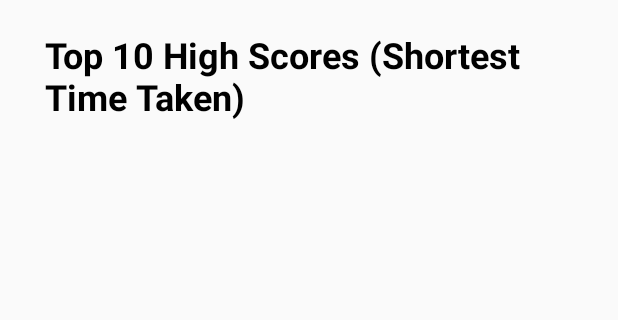
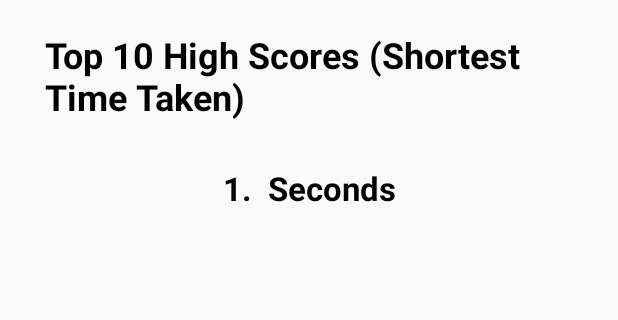
Before and after one commit to soraleous/J39723_CO5025_Game, an Android app: the ScoreActivity screen opened directly, with no data from a screen before it, on a phone screen of 412 x 824 dp, the part 212-532 px from its top. Run offline under Robolectric (Android 15) with nearby library versions, the phone set to English and light mode, and no system bars.

Commit message:
Updated ScoreActivity to display more info. Updated Question icon image to higher quality resolution. Cleared App title and bar on LoginActivity.

```diff
--- a/app/src/main/AndroidManifest.xml
+++ b/app/src/main/AndroidManifest.xml
@@ -48,7 +48,8 @@
         <!-- Start of LoginActivity -->
         <activity
             android:name=".LoginActivity"
-            android:label="@string/title_activity_login" >
+            android:label="@string/title_activity_login"
+            android:theme="@style/AppTheme.NoActionBar" >
         </activity>
         <!-- End of LoginActivity -->
 
--- a/app/src/main/java/com/example/j39723/j39723_co5025_game/GameActivity.java
+++ b/app/src/main/java/com/example/j39723/j39723_co5025_game/GameActivity.java
@@ -1,9 +1,6 @@
 package com.example.j39723.j39723_co5025_game;
 
-import android.animation.Animator;
-import android.animation.AnimatorInflater;
 import android.animation.ObjectAnimator;
-import android.content.Context;
 import android.content.DialogInterface;
 import android.content.Intent;
 import android.media.MediaPlayer;
@@ -25,7 +22,6 @@ import java.util.ArrayList;
 import java.util.Collections;
 import java.util.List;
 import android.content.SharedPreferences;
-import android.widget.Toast;
 
 import com.example.j39723.j39723_co5025_game.model.Score;
 
@@ -215,7 +211,7 @@ public class GameActivity extends AppCompatActivity implements View.OnClickListe
                         if (selectedButton1 == buttons[i].getTag() || selectedButton2 == buttons[i].getTag()){
                             flipIt(buttons[i]);
                             buttons[i].setEnabled(true);
-                            buttons[i].setBackgroundResource(R.drawable.question128x128);
+                            buttons[i].setBackgroundResource(R.drawable.question512x512);
                         }
                     }
                     mp2.start();
@@ -232,7 +228,7 @@ public class GameActivity extends AppCompatActivity implements View.OnClickListe
     // clearGrid to setup buttons with the question mark image
     public void clearGrid() {
         for(int i = 1; i <= 8; i++) {
-            buttons[i].setBackgroundResource(R.drawable.question128x128);
+            buttons[i].setBackgroundResource(R.drawable.question512x512);
         }
         count = 0;
     }
@@ -296,7 +292,7 @@ public class GameActivity extends AppCompatActivity implements View.OnClickListe
                         if (selectedButton1 == buttons[i].getTag() || selectedButton2 == buttons[i].getTag()){
                             flipIt(buttons[i]);
                             buttons[i].setEnabled(true);
-                            buttons[i].setBackgroundResource(R.drawable.question128x128);
+                            buttons[i].setBackgroundResource(R.drawable.question512x512);
                         }
                     }
                     mp2.start();
--- a/app/src/main/java/com/example/j39723/j39723_co5025_game/LoginActivity.java
+++ b/app/src/main/java/com/example/j39723/j39723_co5025_game/LoginActivity.java
@@ -53,7 +53,6 @@ public class LoginActivity extends AppCompatActivity {
     protected void onCreate(Bundle savedInstanceState) {
         super.onCreate(savedInstanceState);
         setContentView(R.layout.activity_login);
-        setTitle("J39723 App Login");
         // Set up the login form.
         mUsernameView = findViewById(R.id.username);
 
--- a/app/src/main/java/com/example/j39723/j39723_co5025_game/ScoreActivity.java
+++ b/app/src/main/java/com/example/j39723/j39723_co5025_game/ScoreActivity.java
@@ -24,8 +24,10 @@ public class ScoreActivity extends AppCompatActivity {
 
         // Iterate through scores, appending them into a single string with new lines between them
         StringBuilder scoreBuild = new StringBuilder("");
+        int i = 1;
         for (String score : savedScores){
-            scoreBuild.append(score + "\n");
+            scoreBuild.append(i).append(". ").append(score).append(" Seconds").append("\n");
+            i++;
         }
         scoreView.setText(scoreBuild.toString());
 
--- a/app/src/main/java/com/example/j39723/j39723_co5025_game/SplashActivity.java
+++ b/app/src/main/java/com/example/j39723/j39723_co5025_game/SplashActivity.java
@@ -18,7 +18,7 @@ public class SplashActivity extends AppCompatActivity {
         new Handler().postDelayed(new Runnable() {
             @Override
             public void run() {
-                // Runs LoginActivity afterwards
+                // Starts LoginActivity afterwards while closing this activity so it doesn't get added to backstack
                 finish();
                 startActivity(new Intent(SplashActivity.this, LoginActivity.class));
             }
```
Also changed, not shown: app/src/main/res/drawable/question128x128.png (deleted), app/src/main/res/drawable/question512x512.png (added).
